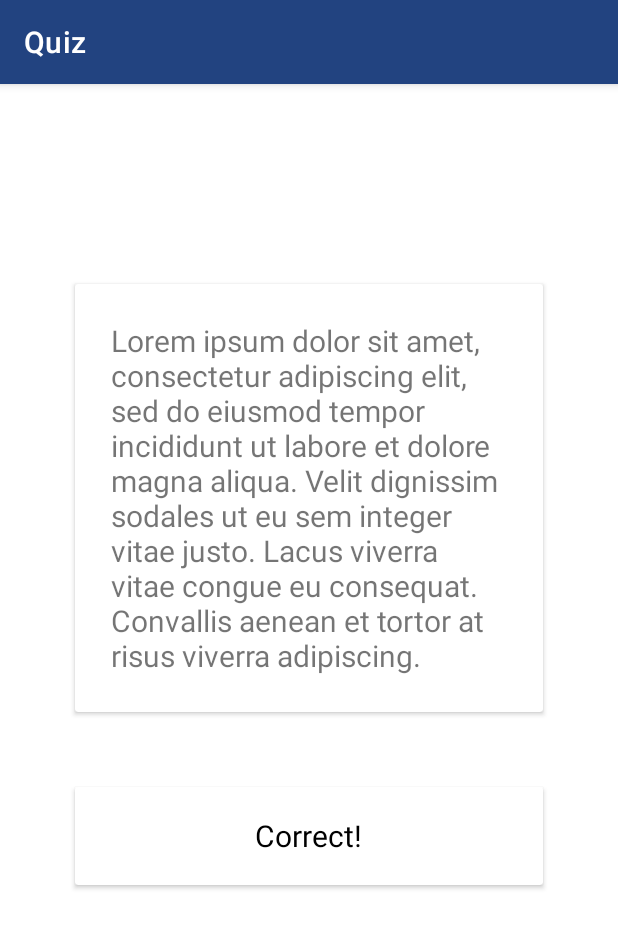
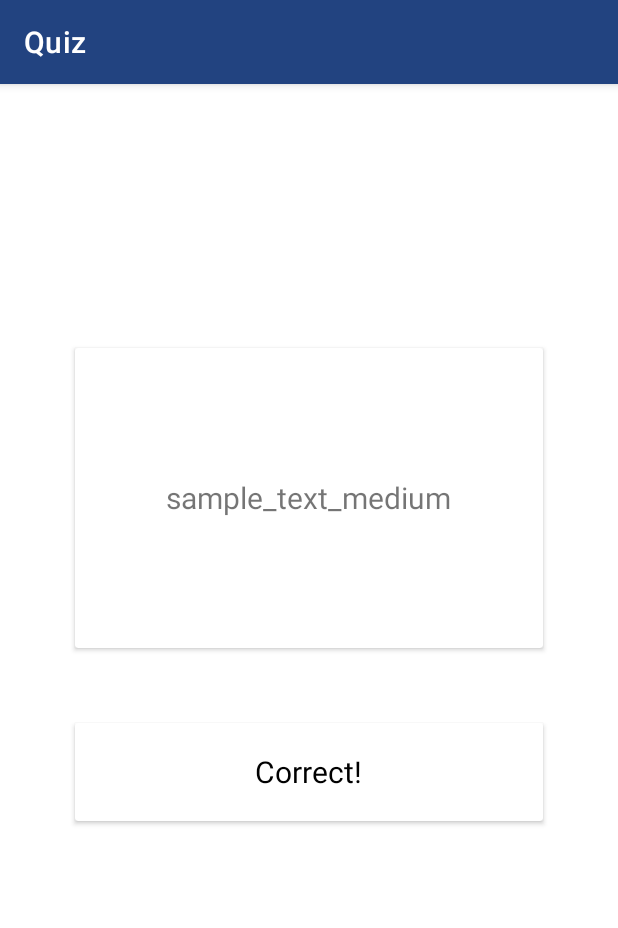
Before and after one commit to Punarvavyas/Coding-City, an Android app: the QuizActivity screen opened directly, with no data from a screen before it, on a phone screen of 412 x 824 dp. Shown: the top 928 px of the screen. Run offline under Robolectric (Android 15) with nearby library versions, the phone set to English and light mode, and no system bars; our stand-ins replace Firebase (no records; nobody signed in at launch, a user with empty details on screens opened directly).

Commit message:
quiz card center

```diff
--- a/app/src/main/res/layout/activity_quiz.xml
+++ b/app/src/main/res/layout/activity_quiz.xml
@@ -19,8 +19,9 @@
             android:layout_width="wrap_content"
             android:layout_height="wrap_content"
             android:padding="@dimen/dp_24"
-            android:text="@string/sample_text_medium"
-            android:textSize="@dimen/sp_20"/>
+            android:text="sample_text_medium"
+            android:textSize="@dimen/sp_20"
+            android:layout_gravity="center"/>
     </androidx.cardview.widget.CardView>
 
     <LinearLayout
```
